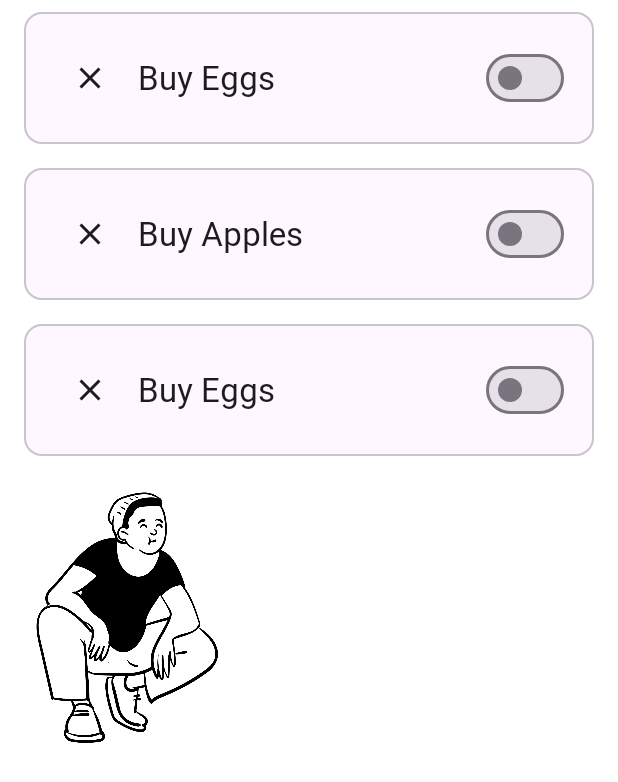
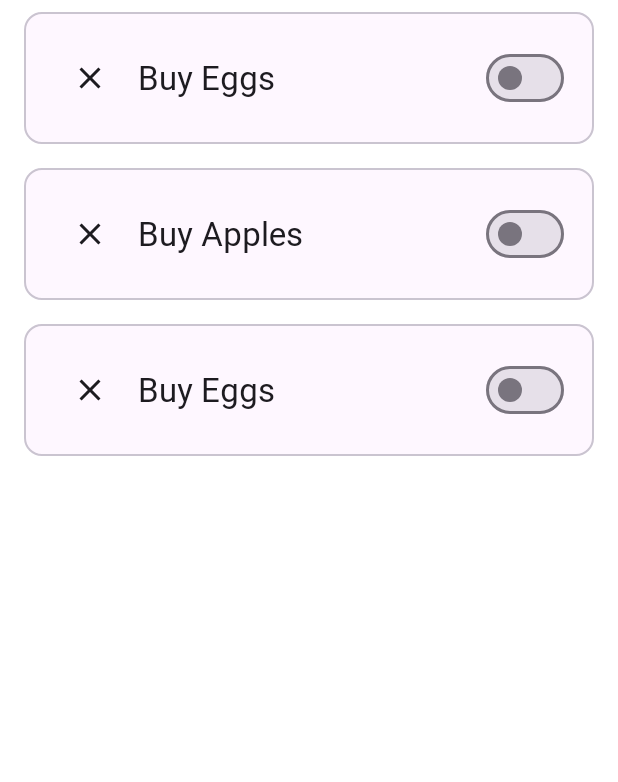
Before and after one commit to Hideichi-Kubo/android_curriculum_2, an Android app built with Jetpack Compose: the @Preview function HomeBodyPreview, on a phone screen of 412 x 824 dp. Shown: the top 782 px of the screen. Run offline under Robolectric (Android 15) with nearby library versions, the phone set to English and light mode, and no system bars; our stand-ins replace Room's generated code; Roboto replaces fonts that are not available here.

Commit message:
不要なイラストの削除 - タスク一覧画面のイラスト表示を削除 - 完了タスク一覧画面のイラスト表示を削除 - 不要になったイラストの削除

```diff
--- a/MonoTodo/app/src/main/java/com/example/monotodo/ui/home/HomeScreen.kt
+++ b/MonoTodo/app/src/main/java/com/example/monotodo/ui/home/HomeScreen.kt
@@ -1,12 +1,9 @@
 package com.example.monotodo.ui.home
 
-import androidx.compose.foundation.Image
-import androidx.compose.foundation.isSystemInDarkTheme
 import androidx.compose.foundation.layout.Box
 import androidx.compose.foundation.layout.Column
 import androidx.compose.foundation.layout.PaddingValues
 import androidx.compose.foundation.layout.Row
-import androidx.compose.foundation.layout.Spacer
 import androidx.compose.foundation.layout.fillMaxSize
 import androidx.compose.foundation.layout.fillMaxWidth
 import androidx.compose.foundation.layout.padding
@@ -32,7 +29,6 @@ import androidx.compose.ui.Alignment
 import androidx.compose.ui.Modifier
 import androidx.compose.ui.input.nestedscroll.nestedScroll
 import androidx.compose.ui.res.dimensionResource
-import androidx.compose.ui.res.painterResource
 import androidx.compose.ui.res.stringResource
 import androidx.compose.ui.text.style.TextAlign
 import androidx.compose.ui.tooling.preview.Preview
@@ -186,9 +182,7 @@ fun HomeBody(
                 modifier = Modifier.padding(horizontal = dimensionResource(R.dimen.padding_small)),
                 contentPadding = contentPadding,
                 onDelete = onDelete,
-                onToggleCompletion = onToggleCompletion,
-                illustrationLightRes = R.drawable.home_illustration_light,
-                illustrationDarkRes = R.drawable.home_illustration_dark
+                onToggleCompletion = onToggleCompletion
             )
         }
     }
@@ -200,13 +194,8 @@ fun TaskList(
     modifier: Modifier = Modifier,
     contentPadding: PaddingValues,
     onDelete: (Task) -> Unit,
-    onToggleCompletion: (Task, Boolean) -> Unit,
-    illustrationLightRes: Int,
-    illustrationDarkRes: Int
+    onToggleCompletion: (Task, Boolean) -> Unit
 ) {
-    val isDarkTheme = isSystemInDarkTheme()
-    val illustrationRes = if (isDarkTheme) illustrationDarkRes else illustrationLightRes
-
     LazyColumn(
         modifier = modifier,
         contentPadding = contentPadding
@@ -220,20 +209,6 @@ fun TaskList(
                 onDelete = { onDelete(item) },
                 onToggleCompletion = { onToggleCompletion(item, it) }
             )
-        }
-        item {
-            Row (
-                modifier = Modifier
-                    .fillMaxWidth()
-                    .padding(dimensionResource(id = R.dimen.padding_medium))
-            ) {
-                Image(
-                    painter = painterResource(id = illustrationRes),
-                    contentDescription = null,
-                    modifier = Modifier.weight(1f)
-                )
-                Spacer(modifier = Modifier.weight(2f))
-            }
         }
     }
 }
--- a/MonoTodo/app/src/main/java/com/example/monotodo/ui/task/TaskCompletedScreen.kt
+++ b/MonoTodo/app/src/main/java/com/example/monotodo/ui/task/TaskCompletedScreen.kt
@@ -175,9 +175,7 @@ fun TaskCompletedBody(
                 contentPadding = contentPadding,
                 modifier = Modifier.padding(horizontal = dimensionResource(R.dimen.padding_small)),
                 onDelete = onDelete,
-                onToggleCompletion = onToggleCompletion,
-                illustrationLightRes = R.drawable.task_completed_illustration_light,
-                illustrationDarkRes = R.drawable.task_completed_illustration_dark
+                onToggleCompletion = onToggleCompletion
             )
         }
     }
```
Also changed, not shown: MonoTodo/app/src/main/res/drawable/home_illustration_dark.png (deleted), MonoTodo/app/src/main/res/drawable/home_illustration_light.png (deleted), MonoTodo/app/src/main/res/drawable/task_completed_illustration_dark.png (deleted), MonoTodo/app/src/main/res/drawable/task_completed_illustration_light.png (deleted).
